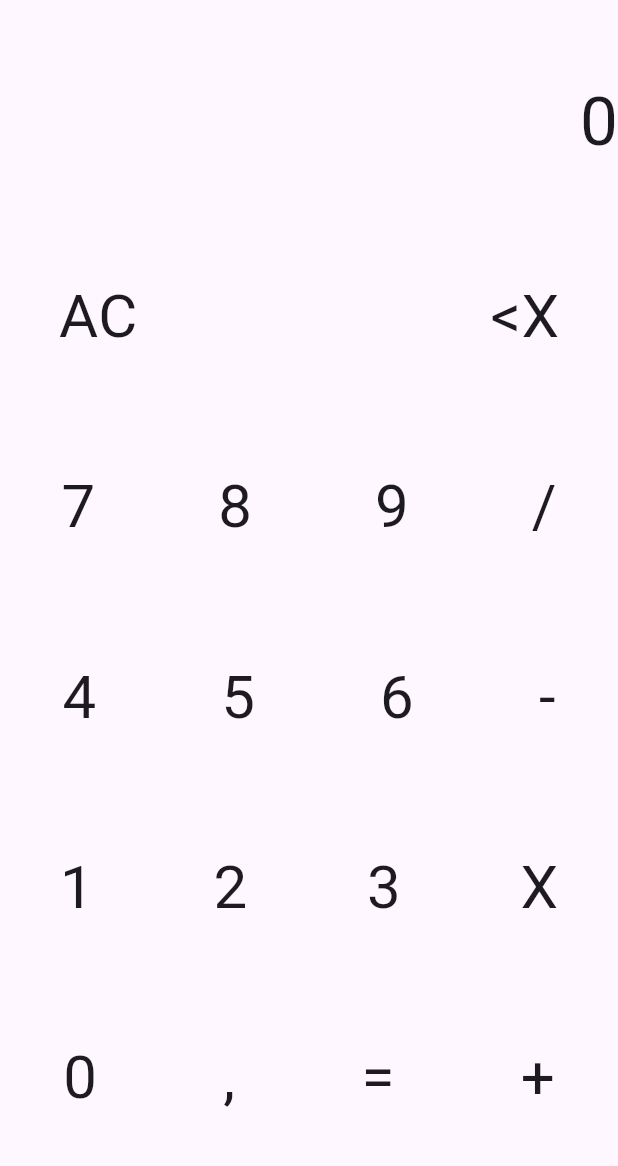
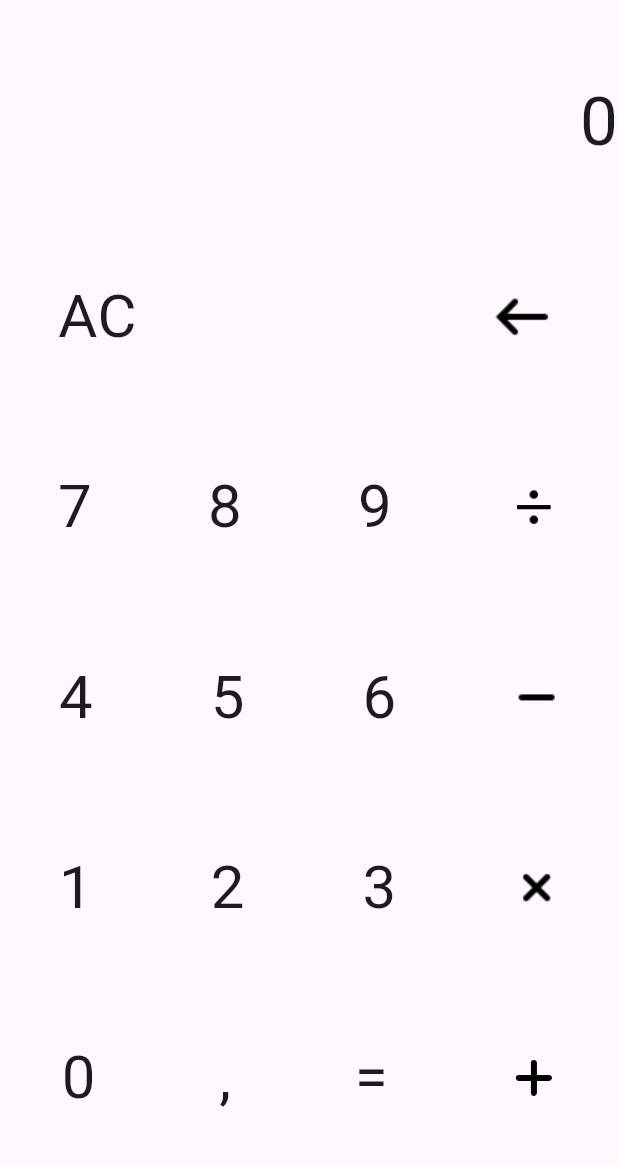
Before and after one commit to pedroifg/calculadora, a Flutter app: the screen it shows after launch, item 2 of the bottom bar chosen, after a tap on "AC", on a phone screen of 412 x 824 dp, the part 63-1229 px from its top. Run offline on Flutter 3.47's test engine with Material 3 defaults, Android fonts, the phone set to English and light mode, and no system bars.

Commit message:
inclusão de imagens das operações matemáticas

```diff
--- a/lib/main.dart
+++ b/lib/main.dart
@@ -43,27 +43,30 @@ class _MyAppState extends State<MyApp> {
         });
         break;
 
+      case '+':
+      case '-':
+      case 'X':
       case '/':
-        operacao = '/';
+        operacao = tecla;
         numero = numero.replaceAll(',', '.');
         primeiroNumero = double.parse(numero);
         numero = numero.replaceAll('.', ',');
         numero = '0';
         break;
 
-      case '+':
-        operacao = '+';
-        numero = numero.replaceAll(',', '.');
-        primeiroNumero = double.parse(numero);
-        numero = numero.replaceAll('.', ',');
-        numero = '0';
+      case '<X':
+        setState(() {
+          if (numero.length > 0) {
+            numero = numero.substring(0, numero.length - 1);
+          }
+        });
         break;
 
       case '=':
         double resultado = 0.0;
 
-        if(operacao == '/') {
-          if(double.parse(numero) * 1 == 0) {
+        if (operacao == '/') {
+          if (double.parse(numero) * 1 == 0) {
             print("ERROR");
             return;
           }
@@ -73,7 +76,7 @@ class _MyAppState extends State<MyApp> {
           resultado = primeiroNumero + double.parse(numero);
         } else if (operacao == '/') {
           resultado = primeiroNumero / double.parse(numero);
-        } else if (operacao == '*') {
+        } else if (operacao == 'X') {
           resultado = primeiroNumero * double.parse(numero);
         } else {
           resultado = primeiroNumero - double.parse(numero);
@@ -130,7 +133,7 @@ class _MyAppState extends State<MyApp> {
                 Text(''),
                 GestureDetector(
                   onTap: () => calcular('<X'),
-                  child: Text('<X', style: TextStyle(fontSize: 40)),
+                  child: Image.asset('assets/images/arrow-back.png'),
                 ),
               ],
             ),
@@ -151,7 +154,7 @@ class _MyAppState extends State<MyApp> {
                 ),
                 GestureDetector(
                   onTap: () => calcular('/'),
-                  child: Text('/', style: TextStyle(fontSize: 40)),
+                  child: Image.asset('assets/images/divisao.png', width: 35),
                 ),
               ],
             ),
@@ -172,7 +175,7 @@ class _MyAppState extends State<MyApp> {
                 ),
                 GestureDetector(
                   onTap: () => calcular('-'),
-                  child: Text('-', style: TextStyle(fontSize: 40)),
+                  child: Image.asset('assets/images/subtracao.png'),
                 ),
               ],
             ),
@@ -193,7 +196,7 @@ class _MyAppState extends State<MyApp> {
                 ),
                 GestureDetector(
                   onTap: () => calcular('X'),
-                  child: Text('X', style: TextStyle(fontSize: 40)),
+                  child: Image.asset('assets/images/multiplicacao.png'),
                 ),
               ],
             ),
@@ -214,7 +217,7 @@ class _MyAppState extends State<MyApp> {
                 ),
                 GestureDetector(
                   onTap: () => calcular('+'),
-                  child: Text('+', style: TextStyle(fontSize: 40)),
+                  child: Image.asset('assets/images/soma.png', width: 30),
                 ),
               ],
             ),
```
Also changed, not shown: pubspec.yaml (+7 -2 lines), assets/images/arrow-back.png (added), assets/images/divisao.png (added), assets/images/multiplicacao.png (added), assets/images/soma.png (added), assets/images/subtracao.png (added).
